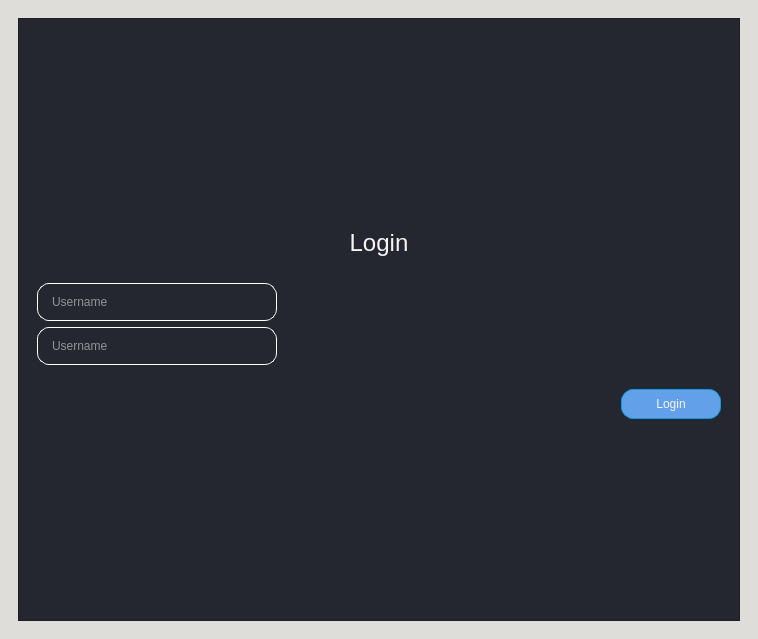
Old version of the form converter.ui in the repository NikaKhiz/tbc-currency-app-v2.
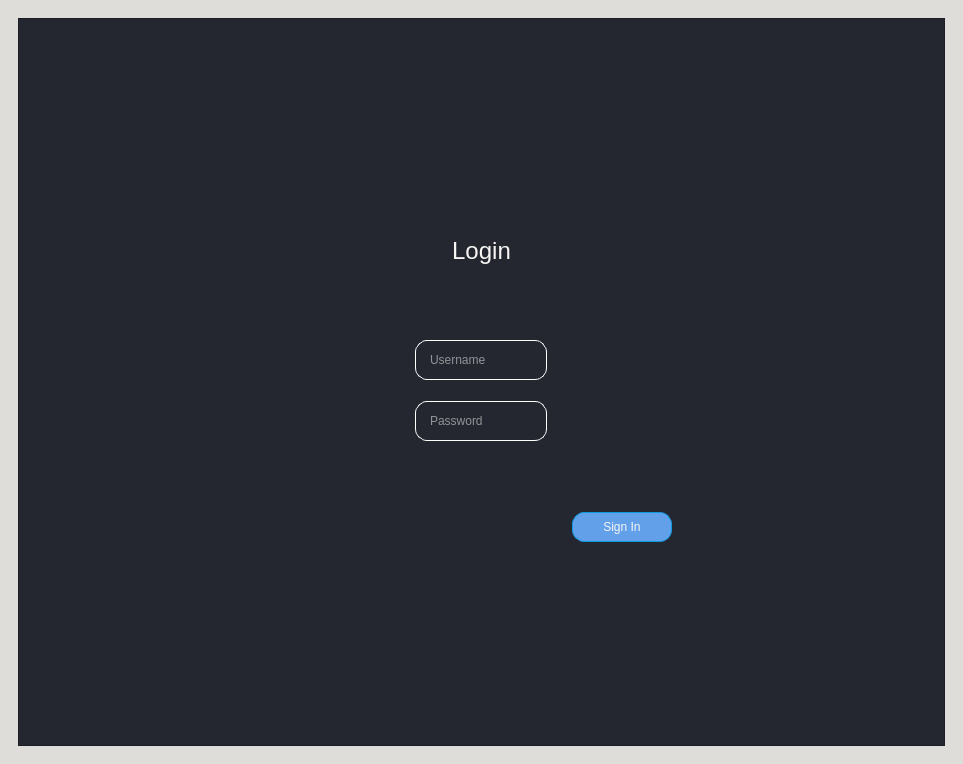
New version of the form. The open tabs and pages were chosen to show the change.

Commit message: recalculate exchange rate on currency change

What changed in the file:
```diff
--- a/converter.ui
+++ b/converter.ui
@@ -6,8 +6,8 @@
    <rect>
     <x>0</x>
     <y>0</y>
-    <width>758</width>
-    <height>639</height>
+    <width>963</width>
+    <height>764</height>
    </rect>
   </property>
   <property name="cursor">
@@ -49,6 +49,26 @@
            <item row="0" column="0">
             <layout class="QVBoxLayout" name="verticalLayout_4">
              <item>
+              <widget class="QFrame" name="frame_9">
+               <property name="maximumSize">
+                <size>
+                 <width>16777215</width>
+                 <height>150</height>
+                </size>
+               </property>
+               <property name="styleSheet">
+                <string notr="true">QFrame {
+	border: none;
+}</string>
+               </property>
+               <property name="frameShape">
+                <enum>QFrame::StyledPanel</enum>
+               </property>
+               <property name="frameShadow">
+                <enum>QFrame::Raised</enum>
+               </property>
+               <layout class="QVBoxLayout" name="verticalLayout">
+                <item>
               <widget class="QLabel" name="label">
                <property name="minimumSize">
                 <size>
@@ -70,12 +90,15 @@
                </property>
               </widget>
              </item>
-             <item>
+               </layout>
+              </widget>
+             </item>
+             <item alignment="Qt::AlignHCenter">
               <widget class="QFrame" name="frame">
                <property name="minimumSize">
                 <size>
                  <width>0</width>
-                 <height>100</height>
+                 <height>150</height>
                 </size>
                </property>
                <property name="maximumSize">
@@ -166,19 +189,19 @@
                    <bool>true</bool>
                   </property>
                   <property name="placeholderText">
-                   <string>Username</string>
+                   <string>Password</string>
                   </property>
                  </widget>
                 </item>
                </layout>
               </widget>
              </item>
-             <item>
+             <item alignment="Qt::AlignHCenter">
               <widget class="QFrame" name="frame_5">
                <property name="minimumSize">
                 <size>
-                 <width>0</width>
-                 <height>40</height>
+                 <width>400</width>
+                 <height>100</height>
                 </size>
                </property>
                <property name="maximumSize">
@@ -228,7 +251,7 @@
 }</string>
                   </property>
                   <property name="text">
-                   <string>Login</string>
+                   <string>Sign In</string>
                   </property>
                   <property name="shortcut">
                    <string>Return</string>
```
Left out of the diff: 2 changed lines with no effect on the pictures. Lines whose indentation alone changed are shown as unchanged. The commit also changes 1 other file.
